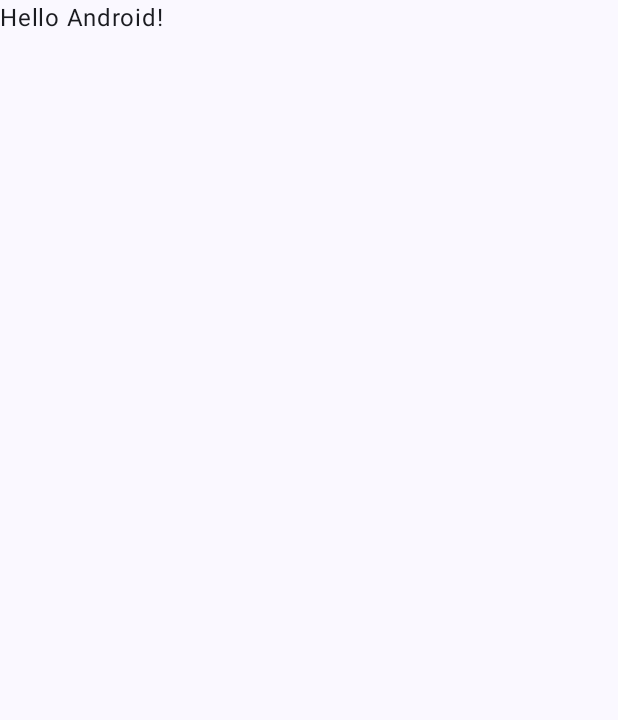
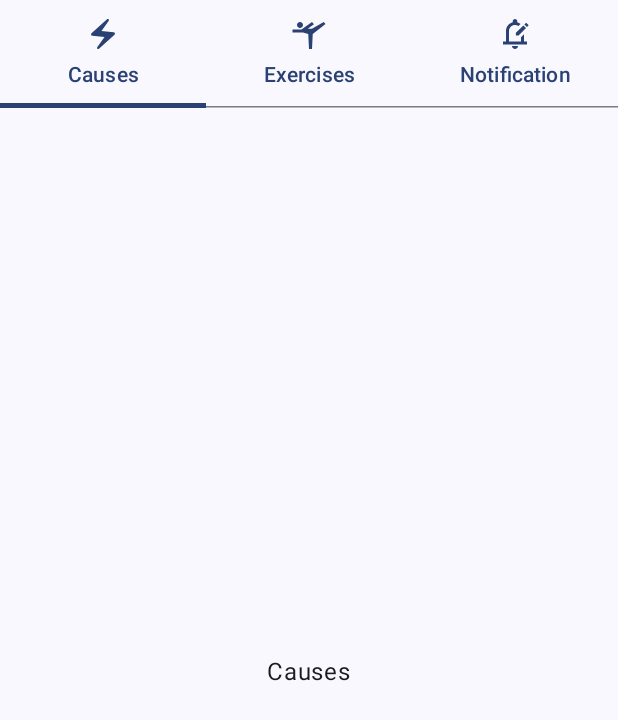
Before and after one commit to LilithUwU/posture-reminder, an Android app built with Jetpack Compose: the screen it shows after launch (MainActivity), on a phone screen of 412 x 824 dp. Before the commit the part shown is almost empty. Shown: the top 720 px of the screen. Run offline under Robolectric (Android 15) with nearby library versions, the phone set to English and light mode, and no system bars.

Commit message:
Add: Tabs

```diff
--- a/app/build.gradle.kts
+++ b/app/build.gradle.kts
@@ -72,4 +72,6 @@ dependencies {
     androidTestImplementation("androidx.compose.ui:ui-test-junit4")
     debugImplementation("androidx.compose.ui:ui-tooling")
     debugImplementation("androidx.compose.ui:ui-test-manifest")
+    debugImplementation("androidx.compose.material:material-icons-extended-android:1.5.4")
+
 }
--- a/app/src/main/java/com/example/straightspinereminder/MainActivity.kt
+++ b/app/src/main/java/com/example/straightspinereminder/MainActivity.kt
@@ -3,31 +3,154 @@ package com.example.straightspinereminder
 import android.os.Bundle
 import androidx.activity.ComponentActivity
 import androidx.activity.compose.setContent
+import androidx.compose.foundation.ExperimentalFoundationApi
+import androidx.compose.foundation.layout.Box
+import androidx.compose.foundation.layout.Column
 import androidx.compose.foundation.layout.fillMaxSize
+import androidx.compose.foundation.layout.fillMaxWidth
+import androidx.compose.foundation.pager.HorizontalPager
+import androidx.compose.foundation.pager.rememberPagerState
+import androidx.compose.material.icons.Icons
+import androidx.compose.material.icons.filled.EditNotifications
+import androidx.compose.material.icons.filled.ElectricBolt
+import androidx.compose.material.icons.filled.SportsGymnastics
+import androidx.compose.material.icons.outlined.EditNotifications
+import androidx.compose.material.icons.outlined.ElectricBolt
+import androidx.compose.material.icons.outlined.SportsGymnastics
+import androidx.compose.material3.Icon
 import androidx.compose.material3.MaterialTheme
 import androidx.compose.material3.Surface
+import androidx.compose.material3.Tab
+import androidx.compose.material3.TabRow
 import androidx.compose.material3.Text
 import androidx.compose.runtime.Composable
+import androidx.compose.runtime.LaunchedEffect
+import androidx.compose.runtime.getValue
+import androidx.compose.runtime.mutableIntStateOf
+import androidx.compose.runtime.remember
+import androidx.compose.runtime.setValue
+import androidx.compose.ui.Alignment
 import androidx.compose.ui.Modifier
+import androidx.compose.ui.graphics.vector.ImageVector
 import androidx.compose.ui.tooling.preview.Preview
 import com.example.straightspinereminder.ui.theme.StraightSpineReminderTheme
 
 class MainActivity : ComponentActivity() {
+    @OptIn(ExperimentalFoundationApi::class)
     override fun onCreate(savedInstanceState: Bundle?) {
         super.onCreate(savedInstanceState)
+        val tabItems = listOf(
+            TabItem(
+                title = "Causes",
+                unselectedIcon = Icons.Outlined.ElectricBolt,
+                selectedIcon = Icons.Filled.ElectricBolt
+            ),
+            TabItem(
+                title = "Exercises",
+                unselectedIcon = Icons.Outlined.SportsGymnastics,
+                selectedIcon = Icons.Filled.SportsGymnastics
+            ),
+            TabItem(
+                title = "Notification",
+                unselectedIcon = Icons.Outlined.EditNotifications,
+                selectedIcon = Icons.Filled.EditNotifications
+            )
+        )
         setContent {
+            /* StraightSpineReminderTheme {
+                 // A surface container using the 'background' color from the theme
+                 Surface(
+                     modifier = Modifier.fillMaxSize(),
+                     color = MaterialTheme.colorScheme.background
+                 ) {
+                     Greeting("Android")
+                 }
+             }*/
+
             StraightSpineReminderTheme {
                 // A surface container using the 'background' color from the theme
                 Surface(
                     modifier = Modifier.fillMaxSize(),
                     color = MaterialTheme.colorScheme.background
                 ) {
-                    Greeting("Android")
+                    /* Greeting("Android")*/
+                    var selectedTabIndex by remember {
+                        mutableIntStateOf(0)
+                    }
+                    var pagerState = rememberPagerState {
+                        tabItems.size
+                    }
+                    LaunchedEffect(selectedTabIndex) {
+                        pagerState.animateScrollToPage(selectedTabIndex)
+                    }
+                    LaunchedEffect(pagerState.currentPage, pagerState.isScrollInProgress) {
+                        if (!pagerState.isScrollInProgress) {
+                            selectedTabIndex = pagerState.currentPage
+                        }
+                    }
+
+                    Column(
+                        modifier = Modifier
+                            .fillMaxSize()
+                    ) {
+                        TabRow(selectedTabIndex = selectedTabIndex) {
+                            tabItems.forEachIndexed { index, item ->
+                                Tab(
+                                    selected = index == selectedTabIndex,
+
+                                    onClick = { selectedTabIndex = index },
+                                    text = { Text(text = item.title) },
+                                    icon = {
+                                        Icon(
+                                            imageVector =
+                                            if (index == selectedTabIndex) {
+                                                item.selectedIcon
+                                            } else item.unselectedIcon,
+                                            contentDescription = item.title
+                                        )
+                                    }
+
+
+                                )
+
+
+                            }
+                        }
+
+                        HorizontalPager(
+                            state = pagerState,
+                            modifier = Modifier
+                                .fillMaxWidth()
+                                .weight(1f)
+                        )
+                        { index ->
+                            Box(
+                                modifier = Modifier.fillMaxSize(),
+                                contentAlignment = Alignment.Center
+                            ) {
+                                Text(text = tabItems[index].title)
+                            }
+                        }
+
+
+                    }
                 }
+
+
             }
         }
+
     }
 }
+
+
+data class TabItem(
+    val title: String,
+    val unselectedIcon: ImageVector,
+    val selectedIcon: ImageVector
+
+)
+
 
 @Composable
 fun Greeting(name: String, modifier: Modifier = Modifier) {
--- a/app/src/main/res/layout/activity_splash.xml
+++ b/app/src/main/res/layout/activity_splash.xml
@@ -24,7 +24,7 @@
         android:fontFamily="@font/pacifico_regular"
         android:text="@string/app_name"
         android:textColor="@color/design_default_color_on_primary"
-        android:textSize="30sp"
+        android:textSize="40sp"
         app:layout_constraintBottom_toBottomOf="parent"
         app:layout_constraintEnd_toEndOf="parent"
         app:layout_constraintStart_toStartOf="parent"
```
